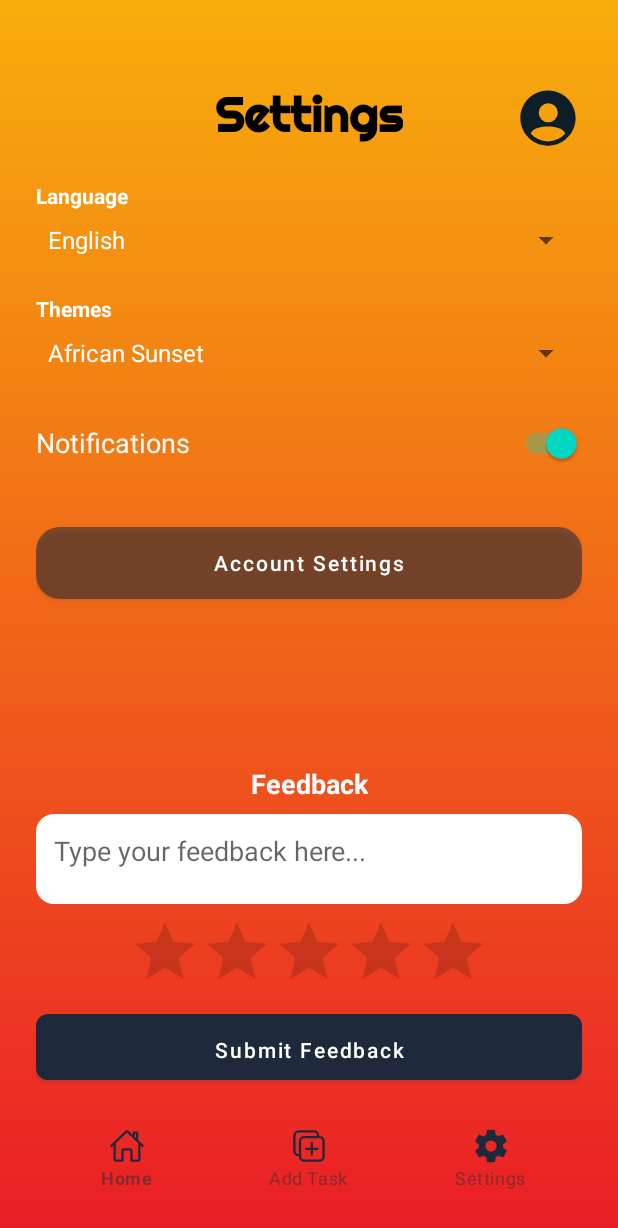
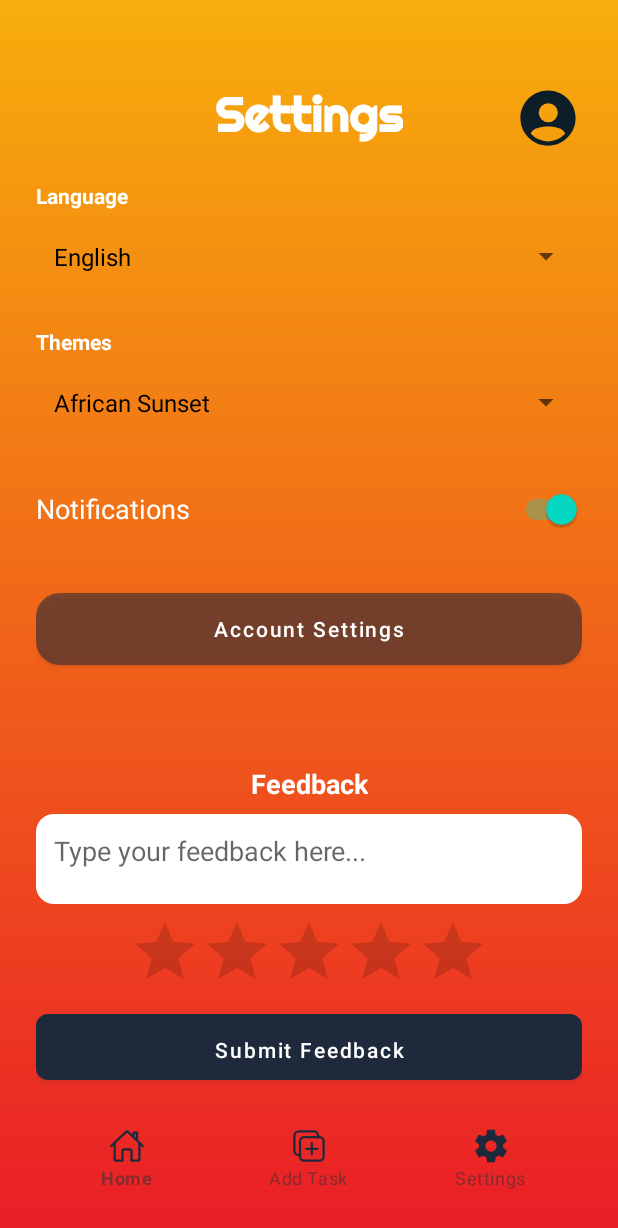
Before and after one commit to gitgud24/Student_Scheduling_App_SS4, an Android app: the SettingsActivity screen opened directly, with no data from a screen before it, on a phone screen of 412 x 824 dp. Shown: the top 1228 px of the screen. Run offline under Robolectric (Android 15) with nearby library versions, the phone set to English and light mode, and no system bars.

Commit message:
Themes_Added

```diff
--- a/app/src/main/java/com/example/ss3_app_new/SettingsActivity.kt
+++ b/app/src/main/java/com/example/ss3_app_new/SettingsActivity.kt
@@ -1,10 +1,14 @@
 package com.example.ss3_app_new
 
+import android.Manifest
 import android.content.Context
 import android.content.Intent
+import android.content.pm.PackageManager
+import android.os.Build
 import android.os.Bundle
 import android.widget.ArrayAdapter
 import android.widget.Toast
+import androidx.activity.result.contract.ActivityResultContracts
 import androidx.appcompat.app.AppCompatActivity
 import androidx.core.content.ContextCompat
 import com.example.ss3_app_new.databinding.ActivitySettingsBinding
@@ -16,6 +20,21 @@ class SettingsActivity : AppCompatActivity() {
     private val PREFS_NAME = "app_preferences"
     private val NOTIFICATIONS_KEY = "notifications_enabled"
     private val THEME_KEY = "selected_theme"
+
+    private val requestNotificationPermission = registerForActivityResult(
+        ActivityResultContracts.RequestPermission()
+    ) { isGranted ->
+        val sharedPrefs = getSharedPreferences(PREFS_NAME, Context.MODE_PRIVATE)
+        if (isGranted) {
+            sharedPrefs.edit().putBoolean(NOTIFICATIONS_KEY, true).apply()
+            binding.notificationSwitch.isChecked = true
+            Toast.makeText(this, "Notifications enabled", Toast.LENGTH_SHORT).show()
+        } else {
+            sharedPrefs.edit().putBoolean(NOTIFICATIONS_KEY, false).apply()
+            binding.notificationSwitch.isChecked = false
+            Toast.makeText(this, "Notifications permission denied", Toast.LENGTH_SHORT).show()
+        }
+    }
 
     override fun onCreate(savedInstanceState: Bundle?) {
         applySavedTheme()
@@ -31,15 +50,33 @@ class SettingsActivity : AppCompatActivity() {
 
         // Toggle listener for notifications
         binding.notificationSwitch.setOnCheckedChangeListener { _, isChecked ->
-            sharedPrefs.edit().putBoolean(NOTIFICATIONS_KEY, isChecked).apply()
-            Toast.makeText(
-                this,
-                if (isChecked) "Notifications Enabled" else "Notifications Disabled",
-                Toast.LENGTH_SHORT
-            ).show()
+            if (Build.VERSION.SDK_INT >= Build.VERSION_CODES.TIRAMISU) {
+                if (isChecked) {
+                    if (ContextCompat.checkSelfPermission(
+                            this,
+                            Manifest.permission.POST_NOTIFICATIONS
+                        ) != PackageManager.PERMISSION_GRANTED
+                    ) {
+                        requestNotificationPermission.launch(Manifest.permission.POST_NOTIFICATIONS)
+                    } else {
+                        sharedPrefs.edit().putBoolean(NOTIFICATIONS_KEY, true).apply()
+                        Toast.makeText(this, "Notifications enabled", Toast.LENGTH_SHORT).show()
+                    }
+                } else {
+                    sharedPrefs.edit().putBoolean(NOTIFICATIONS_KEY, false).apply()
+                    Toast.makeText(this, "Notifications disabled", Toast.LENGTH_SHORT).show()
+                }
+            } else {
+                sharedPrefs.edit().putBoolean(NOTIFICATIONS_KEY, isChecked).apply()
+                Toast.makeText(
+                    this,
+                    if (isChecked) "Notifications enabled" else "Notifications disabled",
+                    Toast.LENGTH_SHORT
+                ).show()
+            }
         }
 
-        // Go to account settings
+        // Account Settings
         binding.accountSettingsButton.setOnClickListener {
             startActivity(Intent(this, AccountSettingsActivity::class.java))
         }
@@ -58,16 +95,24 @@ class SettingsActivity : AppCompatActivity() {
             }
         }
 
-        // Language spinner (not yet functional, will do next)
+        // Language spinner using themed layout
         val languages = resources.getStringArray(R.array.language_selection_array)
-        val languageAdapter = ArrayAdapter(this, android.R.layout.simple_spinner_item, languages)
-        languageAdapter.setDropDownViewResource(android.R.layout.simple_spinner_dropdown_item)
+        val languageAdapter = ArrayAdapter.createFromResource(
+            this,
+            R.array.language_selection_array,
+            R.layout.spinner_item
+        )
+        languageAdapter.setDropDownViewResource(R.layout.spinner_dropdown_item)
         binding.languageSpinner.adapter = languageAdapter
 
-        // Theme spinner
+        // Theme spinner using themed layout
         val themes = resources.getStringArray(R.array.theme_selection_array)
-        val themeAdapter = ArrayAdapter(this, android.R.layout.simple_spinner_item, themes)
-        themeAdapter.setDropDownViewResource(android.R.layout.simple_spinner_dropdown_item)
+        val themeAdapter = ArrayAdapter.createFromResource(
+            this,
+            R.array.theme_selection_array,
+            R.layout.spinner_item
+        )
+        themeAdapter.setDropDownViewResource(R.layout.spinner_dropdown_item)
         binding.themeSpinner.adapter = themeAdapter
 
         // Set saved theme on spinner
@@ -101,7 +146,7 @@ class SettingsActivity : AppCompatActivity() {
         when (prefs.getString(THEME_KEY, "African Sunset")) {
             "Light Mode" -> setTheme(R.style.LightTheme)
             "Dark Mode" -> setTheme(R.style.DarkTheme)
-            "African Sunset" -> setTheme(R.style.SunsetTheme)
+            else -> setTheme(R.style.SunsetTheme)
         }
     }
 
--- a/app/src/main/res/layout/activity_settings.xml
+++ b/app/src/main/res/layout/activity_settings.xml
@@ -13,7 +13,7 @@
         android:layout_height="wrap_content"
         android:text="Settings"
         android:textSize="32sp"
-        android:textColor="#000000"
+        android:textColor="?android:textColor"
         android:textStyle="bold"
         android:fontFamily="@font/headingfont"
         app:layout_constraintTop_toTopOf="parent"
@@ -38,7 +38,7 @@
         android:layout_height="wrap_content"
         android:text="Language"
         android:textStyle="bold"
-        android:textColor="#FFFFFF"
+        android:textColor="?android:textColor"
         app:layout_constraintTop_toBottomOf="@id/settingsTitle"
         app:layout_constraintStart_toStartOf="parent"
         android:layout_marginTop="24dp"/>
@@ -59,7 +59,7 @@
         android:layout_height="wrap_content"
         android:text="Themes"
         android:textStyle="bold"
-        android:textColor="#FFFFFF"
+        android:textColor="?android:textColor"
         app:layout_constraintTop_toBottomOf="@id/languageSpinner"
         app:layout_constraintStart_toStartOf="parent"
         android:layout_marginTop="24dp"/>
@@ -79,10 +79,10 @@
         android:layout_height="wrap_content"
         android:layout_marginTop="24dp"
         android:text="Notifications"
-        android:textColor="#FFFFFF"
+        android:textColor="?android:textColor"
         android:textSize="18sp"
-        android:thumbTint="#FFFFFF"
-        android:trackTint="#CCCCCC"
+        android:thumbTint="@color/dark_blue"
+        android:trackTint="@color/dark_blue"
         app:layout_constraintStart_toStartOf="parent"
         app:layout_constraintTop_toBottomOf="@id/themeSpinner" />
 
@@ -91,7 +91,7 @@
         android:layout_width="0dp"
         android:layout_height="wrap_content"
         android:text="Account Settings"
-        android:textColor="#FFF"
+        android:textColor="#FFFFFF"
         android:background="@drawable/button_overlay_bg"
         android:textAllCaps="false"
         app:layout_constraintTop_toBottomOf="@id/notificationSwitch"
@@ -106,7 +106,7 @@
         android:layout_height="wrap_content"
         android:text="Feedback"
         android:textStyle="bold"
-        android:textColor="#FFFFFF"
+        android:textColor="?android:textColor"
         android:textSize="18sp"
         app:layout_constraintStart_toStartOf="parent"
         app:layout_constraintEnd_toEndOf="parent"
@@ -134,6 +134,9 @@
         android:layout_height="wrap_content"
         android:numStars="5"
         android:stepSize="1.0"
+        android:progressTint="@color/dark_blue"
+        android:secondaryProgressTint="@color/dark_blue"
+        android:thumbTint="@color/dark_blue"
         app:layout_constraintStart_toStartOf="parent"
         app:layout_constraintEnd_toEndOf="parent"
         app:layout_constraintBottom_toTopOf="@id/submitFeedbackButton"
@@ -154,6 +157,20 @@
         app:layout_constraintHorizontal_bias="0.0"
         app:layout_constraintStart_toStartOf="parent" />
 
+<!--    Testing Notifications Button-->
+<!--    <androidx.appcompat.widget.AppCompatButton-->
+<!--        android:id="@+id/testNotificationButton"-->
+<!--        android:layout_width="0dp"-->
+<!--        android:layout_height="wrap_content"-->
+<!--        android:layout_marginBottom="12dp"-->
+<!--        android:background="@drawable/button_background"-->
+<!--        android:text="Test Notification"-->
+<!--        android:textAllCaps="false"-->
+<!--        android:textColor="#FFF"-->
+<!--        app:layout_constraintBottom_toTopOf="@id/submitFeedbackButton"-->
+<!--        app:layout_constraintStart_toStartOf="parent"-->
+<!--        app:layout_constraintEnd_toEndOf="parent" />-->
+
     <com.google.android.material.bottomnavigation.BottomNavigationView
         android:id="@+id/bottomNav"
         android:layout_width="match_parent"
--- /dev/null
+++ b/app/src/main/res/layout/spinner_item.xml
@@ -0,0 +1,7 @@
+<?xml version="1.0" encoding="utf-8"?>
+<TextView xmlns:android="http://schemas.android.com/apk/res/android"
+    android:layout_width="match_parent"
+    android:layout_height="wrap_content"
+    android:padding="12dp"
+    android:textSize="16sp"
+    android:textColor="?attr/spinnerTextColor" />
--- a/app/src/main/res/values-night/themes.xml
+++ b/app/src/main/res/values-night/themes.xml
@@ -19,7 +19,7 @@
         <item name="android:windowBackground">?attr/colorBackground</item>
 
         <!-- Default background and text colors -->
-        <item name="colorBackground">@drawable/login_background</item> <!-- Used by SunsetTheme -->
+        <item name="colorBackground">@drawable/login_background</item>
         <item name="android:textColor">@color/black</item>
 
         <!-- UI element styles -->
@@ -32,6 +32,7 @@
         <item name="colorBackground">@drawable/light_gradient</item>
         <item name="android:textColor">@color/black</item>
         <item name="colorOnPrimary">@color/black</item>
+        <item name="spinnerTextColor">@color/spinner_text_light</item>
     </style>
 
     <!-- Dark Theme -->
@@ -40,6 +41,8 @@
         <item name="android:textColor">@color/white</item>
         <item name="colorOnPrimary">@color/white</item>
         <item name="colorOnSecondary">@color/white</item>
+        <item name="spinnerTextColor">@color/spinner_text_dark</item>
+        <item name="android:spinnerStyle">@style/DarkSpinnerStyle</item>
     </style>
 
     <!-- African Sunset Theme (Default) -->
@@ -48,12 +51,13 @@
         <item name="android:textColor">@color/white</item>
         <item name="colorOnPrimary">@color/white</item>
         <item name="colorOnSecondary">@color/white</item>
+        <item name="spinnerTextColor">@color/spinner_text_light</item>
     </style>
 
     <!-- Spinner Style -->
     <style name="SpinnerStyle" parent="Widget.AppCompat.Spinner">
         <item name="android:popupBackground">@color/white</item>
-        <item name="android:textColor">@color/black</item>
+        <item name="android:textColor">@color/black</item> <!-- optional -->
     </style>
 
     <!-- Button Style -->
--- a/app/src/main/res/values/attrs.xml
+++ b/app/src/main/res/values/attrs.xml
@@ -1,4 +1,5 @@
 <?xml version="1.0" encoding="utf-8"?>
 <resources>
     <attr name="colorBackground" format="reference|color" />
+    <attr name="spinnerTextColor" format="color" />
 </resources>
--- a/app/src/main/res/values/colors.xml
+++ b/app/src/main/res/values/colors.xml
@@ -7,4 +7,10 @@
     <color name="teal_200">#03DAC5</color>
     <color name="Icon_Selected">#1E293B</color>
     <color name="Icon_UnSelected">#842B2F</color>
+
+    <color name="spinner_text_dark">#FFFFFF</color>
+    <color name="spinner_text_light">#000000</color>
+
+    <color name="dark_blue">#172F44</color>
+
 </resources>
--- a/app/src/main/res/values/strings.xml
+++ b/app/src/main/res/values/strings.xml
@@ -1,5 +1,8 @@
 <resources>
+
+<!--App Name-->
     <string name="app_name">Scheduling App</string>
+
     <string name="already_have_an_account_log_in">Already have an account? Log In</string>
     <string name="sign_up">Sign Up</string>
     <string name="password">Password</string>
@@ -9,12 +12,13 @@
     <string name="already_have_an_account_login">Already have an account? Log in</string>
     <string name="back">Back</string>
 
+<!--Languages-->
     <string-array name="language_selection_array">
         <item>English</item>
         <item>Afrikaans</item>
     </string-array>
 
-<!--    Theme selection-->
+<!--Themes-->
     <string-array name="theme_selection_array">
         <item>African Sunset</item>
         <item>Light Mode</item>
--- a/app/src/main/res/values/styles.xml
+++ b/app/src/main/res/values/styles.xml
@@ -1,5 +1,7 @@
 <?xml version="1.0" encoding="utf-8"?>
 <resources>
+
+<!--    bottom nav bar-->
     <style name="BottomNavigationTheme" parent="Widget.Design.BottomNavigationView">
         <item name="android:background">@android:color/transparent</item>
         <item name="itemIconTint">@color/Icon_Selected</item>
@@ -7,4 +9,11 @@
         <item name="android:stateListAnimator">@null</item>
         <item name="elevation">0dp</item>
     </style>
+
+<!--    dropdown menu style-->
+    <style name="DarkSpinnerStyle" parent="Widget.AppCompat.Spinner">
+        <item name="android:popupBackground">@color/black</item>
+        <item name="android:textColor">@color/white</item>
+    </style>
+
 </resources>
--- a/app/src/main/res/values/themes.xml
+++ b/app/src/main/res/values/themes.xml
@@ -19,7 +19,7 @@
         <item name="android:windowBackground">?attr/colorBackground</item>
 
         <!-- Default background and text colors -->
-        <item name="colorBackground">@drawable/login_background</item> <!-- Used by SunsetTheme -->
+        <item name="colorBackground">@drawable/login_background</item>
         <item name="android:textColor">@color/black</item>
 
         <!-- UI element styles -->
@@ -32,6 +32,7 @@
         <item name="colorBackground">@drawable/light_gradient</item>
         <item name="android:textColor">@color/black</item>
         <item name="colorOnPrimary">@color/black</item>
+        <item name="spinnerTextColor">@color/spinner_text_light</item>
     </style>
 
     <!-- Dark Theme -->
@@ -40,6 +41,8 @@
         <item name="android:textColor">@color/white</item>
         <item name="colorOnPrimary">@color/white</item>
         <item name="colorOnSecondary">@color/white</item>
+        <item name="spinnerTextColor">@color/spinner_text_dark</item>
+        <item name="android:spinnerStyle">@style/DarkSpinnerStyle</item>
     </style>
 
     <!-- African Sunset Theme (Default) -->
@@ -48,12 +51,13 @@
         <item name="android:textColor">@color/white</item>
         <item name="colorOnPrimary">@color/white</item>
         <item name="colorOnSecondary">@color/white</item>
+        <item name="spinnerTextColor">@color/spinner_text_light</item>
     </style>
 
     <!-- Spinner Style -->
     <style name="SpinnerStyle" parent="Widget.AppCompat.Spinner">
         <item name="android:popupBackground">@color/white</item>
-        <item name="android:textColor">@color/black</item>
+        <item name="android:textColor">@color/black</item> <!-- optional -->
     </style>
 
     <!-- Button Style -->
```
Also changed, not shown: app/src/main/java/com/example/ss3_app_new/AddTaskActivity.kt (+21 -9 lines), app/src/main/java/com/example/ss3_app_new/MainActivity.kt (+36 -4 lines), app/src/main/res/drawable/ic_notification.xml (added, +8 -0 lines), app/src/main/res/layout/spinner_dropdown_item.xml (added, +7 -0 lines).
